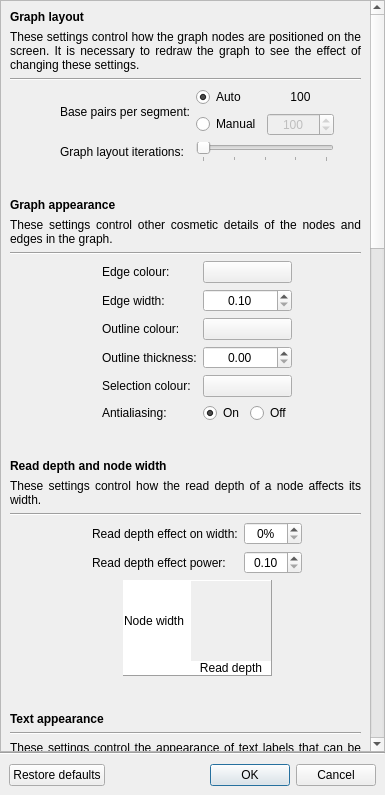
This is ui/settingsdialog.ui in rrwick/Bandage as Qt 5 draws it before an edit. The edited form follows.
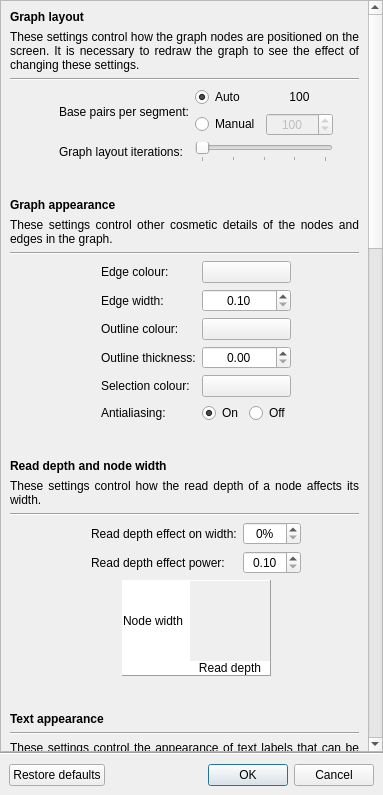
This is the edited form. Custom widgets are drawn as their Qt base class.

Commit message: Settings dialog layout refinements

```diff
--- a/ui/settingsdialog.ui
+++ b/ui/settingsdialog.ui
@@ -6,7 +6,7 @@
    <rect>
     <x>0</x>
     <y>0</y>
-    <width>385</width>
+    <width>383</width>
     <height>795</height>
    </rect>
   </property>
@@ -38,9 +38,9 @@
       <property name="geometry">
        <rect>
         <x>0</x>
-        <y>-1837</y>
-        <width>432</width>
-        <height>2871</height>
+        <y>-1469</y>
+        <width>395</width>
+        <height>2915</height>
        </rect>
       </property>
       <layout class="QVBoxLayout" name="verticalLayout_3">
```
Left out of the diff: 515 changed lines with no effect on the pictures. The commit also changes 1 other file.
